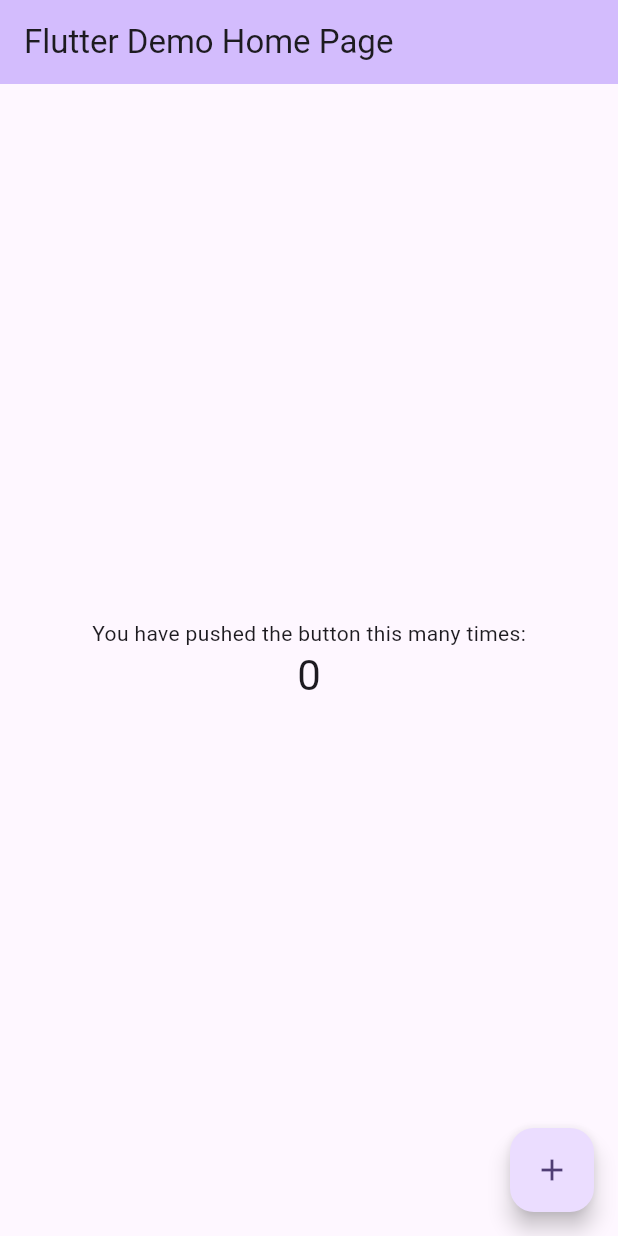
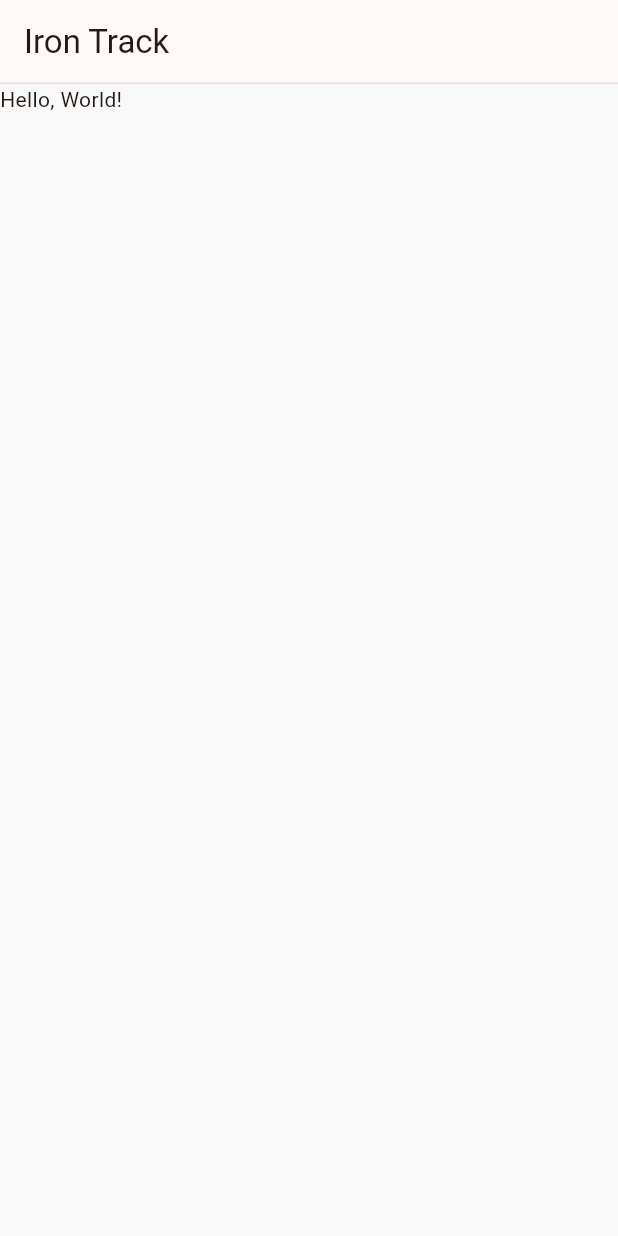
Before and after one commit to canasmh/iron-track-mobile, a Flutter app: the screen it shows after launch, on a phone screen of 412 x 824 dp. Run offline on Flutter 3.47's test engine with Material 3 defaults, Android fonts, the phone set to English and light mode, and no system bars.

Commit message:
Create welcome page folder structure
Added a bunch of empty files to track the folder structure of the UI

```diff
--- /dev/null
+++ b/client/lib/core/theme/app_theme.dart
@@ -0,0 +1,22 @@
+import 'package:flutter/material.dart';
+
+class AppTheme {
+  // Define your gradient colors
+  static const Color gradientStart = Color(0xFFF9F9F9);
+  static const Color gradientEnd = Color(0xFFECECEC);
+
+  // Define the gradient
+  static const LinearGradient backgroundGradient = LinearGradient(
+    begin: Alignment.topCenter,
+    end: Alignment.bottomCenter,
+    colors: [
+      gradientStart,
+      gradientEnd,
+    ],
+  );
+
+  static ThemeData get themeData => ThemeData(
+    colorScheme: ColorScheme.fromSeed(seedColor: Color(0xFFF97316)),
+    scaffoldBackgroundColor: gradientStart,
+  );
+}
--- /dev/null
+++ b/client/lib/features/auth/screens/welcome_screen.dart
@@ -0,0 +1,22 @@
+// lib/features/auth/screens/welcome_screen.dart
+import 'package:flutter/material.dart';
+
+class WelcomeScreen extends StatelessWidget {
+  const WelcomeScreen({super.key});
+
+  @override
+  Widget build(BuildContext context) {
+    return Scaffold(
+      appBar: AppBar(
+        title: const Text('Iron Track'),
+        shape: Border(
+          bottom: BorderSide(
+            color: Colors.grey[300]!,  // Light grey color
+            width: 1.0,               // Border width
+          ),
+        ),
+      ),
+      body: Text('Hello, World!'),
+    );
+  }
+}
--- a/client/lib/main.dart
+++ b/client/lib/main.dart
@@ -1,4 +1,7 @@
+// Start by cleaning up main.dart to just this:
 import 'package:flutter/material.dart';
+import 'package:iron_track/core/theme/app_theme.dart';
+import 'package:iron_track/features/auth/screens/welcome_screen.dart';
 
 void main() {
   runApp(const MyApp());
@@ -7,119 +10,12 @@
 class MyApp extends StatelessWidget {
   const MyApp({super.key});
 
-  // This widget is the root of your application.
   @override
   Widget build(BuildContext context) {
     return MaterialApp(
-      title: 'Flutter Demo',
-      theme: ThemeData(
-        // This is the theme of your application.
-        //
-        // TRY THIS: Try running your application with "flutter run". You'll see
-        // the application has a purple toolbar. Then, without quitting the app,
-        // try changing the seedColor in the colorScheme below to Colors.green
-        // and then invoke "hot reload" (save your changes or press the "hot
-        // reload" button in a Flutter-supported IDE, or press "r" if you used
-        // the command line to start the app).
-        //
-        // Notice that the counter didn't reset back to zero; the application
-        // state is not lost during the reload. To reset the state, use hot
-        // restart instead.
-        //
-        // This works for code too, not just values: Most code changes can be
-        // tested with just a hot reload.
-        colorScheme: ColorScheme.fromSeed(seedColor: Colors.deepPurple),
-        useMaterial3: true,
-      ),
-      home: const MyHomePage(title: 'Flutter Demo Home Page'),
+      title: 'Iron Track',
+      theme: AppTheme.themeData,
+      home: const WelcomeScreen(),  // We'll create this next
     );
   }
 }
-
-class MyHomePage extends StatefulWidget {
-  const MyHomePage({super.key, required this.title});
-
-  // This widget is the home page of your application. It is stateful, meaning
-  // that it has a State object (defined below) that contains fields that affect
-  // how it looks.
-
-  // This class is the configuration for the state. It holds the values (in this
-  // case the title) provided by the parent (in this case the App widget) and
-  // used by the build method of the State. Fields in a Widget subclass are
-  // always marked "final".
-
-  final String title;
-
-  @override
-  State<MyHomePage> createState() => _MyHomePageState();
-}
-
-class _MyHomePageState extends State<MyHomePage> {
-  int _counter = 0;
-
-  void _incrementCounter() {
-    setState(() {
-      // This call to setState tells the Flutter framework that something has
-      // changed in this State, which causes it to rerun the build method below
-      // so that the display can reflect the updated values. If we changed
-      // _counter without calling setState(), then the build method would not be
-      // called again, and so nothing would appear to happen.
-      _counter++;
-    });
-  }
-
-  @override
-  Widget build(BuildContext context) {
-    // This method is rerun every time setState is called, for instance as done
-    // by the _incrementCounter method above.
-    //
-    // The Flutter framework has been optimized to make rerunning build methods
-    // fast, so that you can just rebuild anything that needs updating rather
-    // than having to individually change instances of widgets.
-    return Scaffold(
-      appBar: AppBar(
-        // TRY THIS: Try changing the color here to a specific color (to
-        // Colors.amber, perhaps?) and trigger a hot reload to see the AppBar
-        // change color while the other colors stay the same.
-        backgroundColor: Theme.of(context).colorScheme.inversePrimary,
-        // Here we take the value from the MyHomePage object that was created by
-        // the App.build method, and use it to set our appbar title.
-        title: Text(widget.title),
-      ),
-      body: Center(
-        // Center is a layout widget. It takes a single child and positions it
-        // in the middle of the parent.
-        child: Column(
-          // Column is also a layout widget. It takes a list of children and
-          // arranges them vertically. By default, it sizes itself to fit its
-          // children horizontally, and tries to be as tall as its parent.
-          //
-          // Column has various properties to control how it sizes itself and
-          // how it positions its children. Here we use mainAxisAlignment to
-          // center the children vertically; the main axis here is the vertical
-          // axis because Columns are vertical (the cross axis would be
-          // horizontal).
-          //
-          // TRY THIS: Invoke "debug painting" (choose the "Toggle Debug Paint"
-          // action in the IDE, or press "p" in the console), to see the
-          // wireframe for each widget.
-          mainAxisAlignment: MainAxisAlignment.center,
-          children: <Widget>[
-            const Text(
-              'You have pushed the button this many times:',
-            ),
-            Text(
-              '$_counter',
-              style: Theme.of(context).textTheme.headlineMedium,
-            ),
-          ],
-        ),
-      ),
-      floatingActionButton: FloatingActionButton(
-        onPressed: _incrementCounter,
-        tooltip: 'Increment',
-        child: const Icon(Icons.add),
-      ), // This trailing comma makes auto-formatting nicer for build methods.
-    );
-  }
-}
```
Also changed, not shown: client/lib/features/auth/widgets/auth_buttons_section.dart (added), client/lib/features/auth/widgets/social_login_section.dart (added), client/lib/features/auth/widgets/welcome_header.dart (added), client/lib/features/auth/widgets/welcome_screen_content.dart (added), client/lib/shared/widgets/logo_widget.dart (added).
